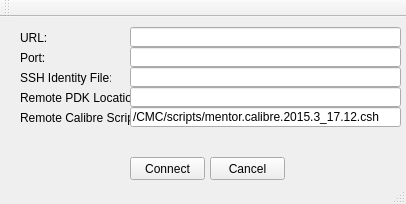
This is klayout_dot_config/python/SiEPIC/files/calibre_drc_gui.ui in SiEPIC/SiEPIC-Tools as Qt 5 draws it before an edit. The edited form follows.
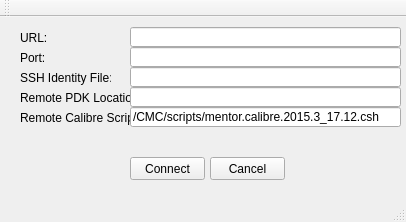
This is the edited form.

Commit message: waveguide hotkey changed, gui fixes, window resizing (hopefully)

What changed in the file:
```diff
--- a/klayout_dot_config/python/SiEPIC/files/calibre_drc_gui.ui
+++ b/klayout_dot_config/python/SiEPIC/files/calibre_drc_gui.ui
@@ -7,9 +7,15 @@
     <x>0</x>
     <y>0</y>
     <width>406</width>
-    <height>204</height>
+    <height>222</height>
    </rect>
   </property>
+  <property name="minimumSize">
+   <size>
+    <width>406</width>
+    <height>222</height>
+   </size>
+  </property>
   <property name="windowTitle">
    <string>Remote Calibre DRC</string>
   </property>
```
Left out of the diff: 72 changed lines with no effect on the pictures. The commit also changes 6 other files.
